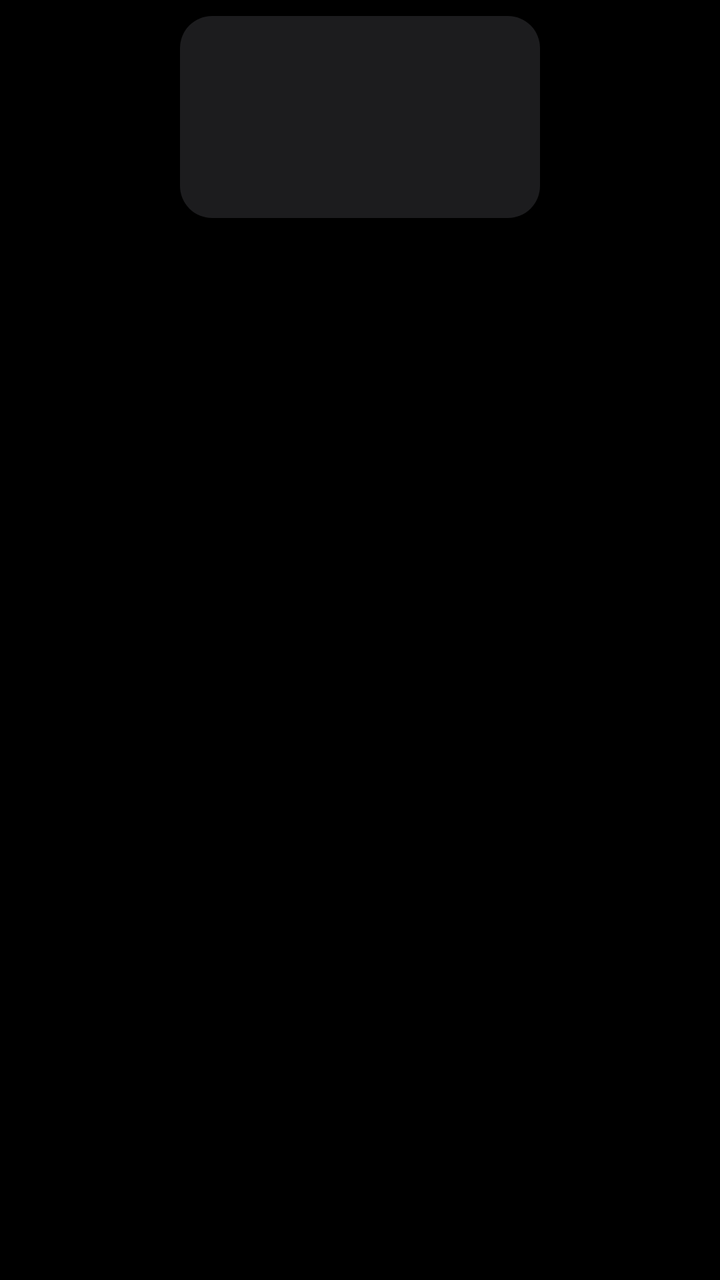
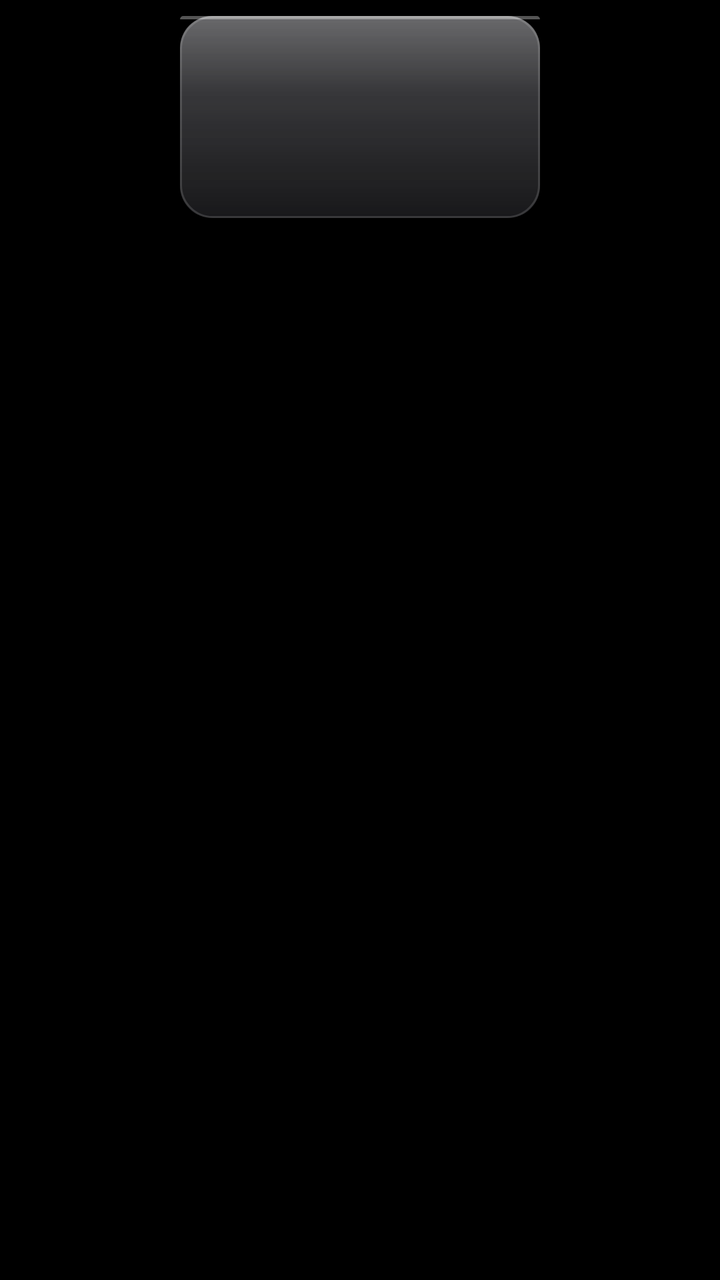

Before-and-after screenshots of an Android layout around one commit, followed by the original layout XML and the change that was made.
<!-- AndroidManifest.xml: application theme Theme.TvHome -->
<!-- res/layout/item_app.xml -->
<?xml version="1.0" encoding="utf-8"?>
<FrameLayout xmlns:android="http://schemas.android.com/apk/res/android"
    android:layout_width="match_parent"
    android:layout_height="wrap_content"
    android:paddingTop="8dp"
    android:paddingBottom="8dp"
    android:clipChildren="false"
    android:clipToPadding="false">

    <View
        android:id="@+id/shadow"
        android:layout_width="10dp"
        android:layout_height="10dp"
        android:layout_gravity="center_horizontal|top"
        android:importantForAccessibility="no" />

    <FrameLayout
        android:id="@+id/card"
        android:layout_width="180dp"
        android:layout_height="101dp"
        android:layout_gravity="center_horizontal|top"
        android:background="@drawable/tile_bg"
        android:focusable="true"
        android:clickable="true">

        <ImageView
            android:id="@+id/banner"
            android:layout_width="match_parent"
            android:layout_height="match_parent"
            android:scaleType="centerCrop"
            android:contentDescription="@null" />

        <ImageView
            android:id="@+id/icon"
            android:layout_width="48dp"
            android:layout_height="48dp"
            android:layout_gravity="center"
            android:layout_marginBottom="14dp"
            android:visibility="gone"
            android:contentDescription="@null" />

        <TextView
            android:id="@+id/label"
            android:layout_width="match_parent"
            android:layout_height="wrap_content"
            android:layout_gravity="bottom"
            android:paddingStart="10dp"
            android:paddingEnd="10dp"
            android:paddingBottom="8dp"
            android:gravity="center"
            android:singleLine="true"
            android:ellipsize="end"
            android:textColor="#FFFFFFFF"
            android:textSize="13sp"
            android:fontFamily="@font/outfit"
            android:visibility="gone" />
    </FrameLayout>

    <TextView
        android:id="@+id/name"
        android:layout_width="180dp"
        android:layout_height="22dp"
        android:layout_gravity="center_horizontal|top"
        android:layout_marginTop="108dp"
        android:gravity="center"
        android:singleLine="true"
        android:ellipsize="end"
        android:alpha="0"
        android:translationY="-6dp"
        android:textColor="#F2FFFFFF"
        android:textSize="14sp"
        android:fontFamily="@font/outfit"
        android:fontVariationSettings="'wght' 500"
        android:letterSpacing="0.02" />
</FrameLayout>
<!-- resources referenced by this layout -->
<resources>
  <!-- drawable tile_bg (drawable) -->
  <?xml version="1.0" encoding="utf-8"?>
  <shape xmlns:android="http://schemas.android.com/apk/res/android" android:shape="rectangle">
      <solid android:color="#FF1C1C1E" />
      <corners android:radius="16dp" />
  </shape>
  <style name="Theme.TvHome" parent="android:Theme.Material.NoActionBar.Fullscreen">
          <item name="android:windowBackground">@android:color/black</item>
          <item name="android:colorBackground">@android:color/black</item>
          <item name="android:windowAnimationStyle">@null</item>
      </style>
</resources>

<!-- the commit's change to res/layout/item_app.xml (unified diff, before → after) -->
@@ -7,19 +7,14 @@
     android:clipChildren="false"
     android:clipToPadding="false">
 
-    <View
-        android:id="@+id/shadow"
-        android:layout_width="10dp"
-        android:layout_height="10dp"
-        android:layout_gravity="center_horizontal|top"
-        android:importantForAccessibility="no" />
-
     <FrameLayout
         android:id="@+id/card"
         android:layout_width="180dp"
         android:layout_height="101dp"
         android:layout_gravity="center_horizontal|top"
         android:background="@drawable/tile_bg"
+        android:foreground="@drawable/tile_highlight"
+        android:elevation="6dp"
         android:focusable="true"
         android:clickable="true">
 
<!-- resource entries referenced after the edit -->
@@ -3,9 +3,49 @@
   <!-- drawable tile_bg (drawable) -->
   <?xml version="1.0" encoding="utf-8"?>
   <shape xmlns:android="http://schemas.android.com/apk/res/android" android:shape="rectangle">
-      <solid android:color="#FF1C1C1E" />
+      <gradient
+          android:angle="270"
+          android:startColor="#FF353538"
+          android:endColor="#FF1D1D20" />
       <corners android:radius="16dp" />
   </shape>
+  <!-- drawable tile_highlight (drawable) -->
+  <?xml version="1.0" encoding="utf-8"?>
+  <layer-list xmlns:android="http://schemas.android.com/apk/res/android">
+      <item>
+          <shape android:shape="rectangle">
+              <gradient
+                  android:angle="270"
+                  android:startColor="#42FFFFFF"
+                  android:centerColor="#12FFFFFF"
+                  android:endColor="#00FFFFFF"
+                  android:centerY="0.38" />
+              <corners android:radius="16dp" />
+          </shape>
+      </item>
+      <item>
+          <shape android:shape="rectangle">
+              <gradient
+                  android:angle="90"
+                  android:startColor="#2E000000"
+                  android:endColor="#00000000"
+                  android:centerY="0.45" />
+              <corners android:radius="16dp" />
+          </shape>
+      </item>
+      <item android:height="1.5dp" android:gravity="top">
+          <shape android:shape="rectangle">
+              <solid android:color="#55FFFFFF" />
+              <corners android:topLeftRadius="16dp" android:topRightRadius="16dp" />
+          </shape>
+      </item>
+      <item>
+          <shape android:shape="rectangle">
+              <stroke android:width="1dp" android:color="#24FFFFFF" />
+              <corners android:radius="16dp" />
+          </shape>
+      </item>
+  </layer-list>
   <style name="Theme.TvHome" parent="android:Theme.Material.NoActionBar.Fullscreen">
           <item name="android:windowBackground">@android:color/black</item>
           <item name="android:colorBackground">@android:color/black</item>
